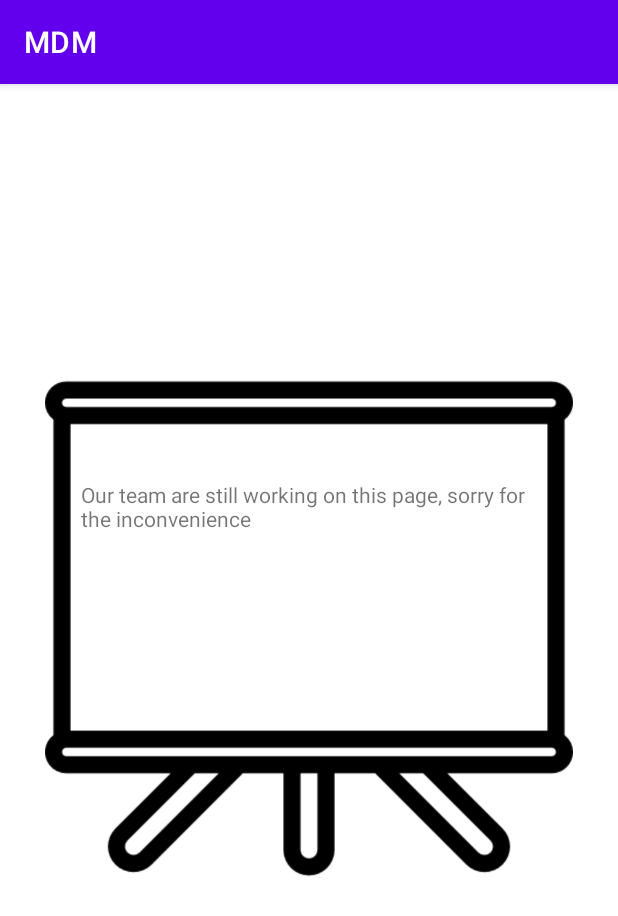
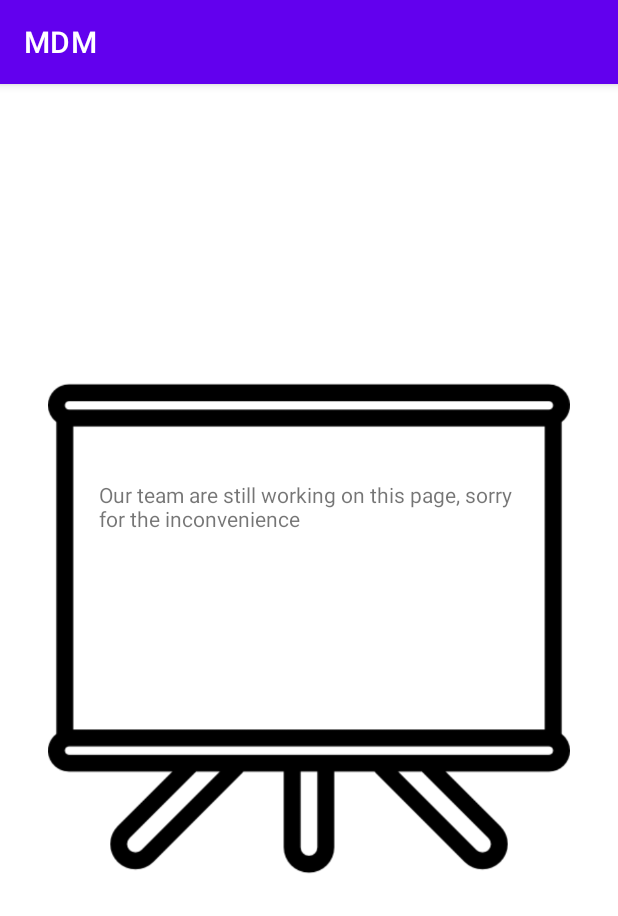
Before and after one commit to lirenjie95/MDM, an Android app: the NotFunctionalActivity screen opened directly, with no data from a screen before it, on a phone screen of 412 x 824 dp. Shown: the top 916 px of the screen. Run offline under Robolectric (Android 15) with nearby library versions, the phone set to English and light mode, and no system bars.

Commit message:
fix issue: error message can't be shown completely

```diff
--- a/app/src/main/res/layout/notfunctional.xml
+++ b/app/src/main/res/layout/notfunctional.xml
@@ -9,9 +9,9 @@
         android:id="@+id/popupImage"
         android:layout_width="0dp"
         android:layout_height="486dp"
-        android:layout_marginStart="30dp"
+        android:layout_marginStart="32dp"
         android:layout_marginTop="120dp"
-        android:layout_marginEnd="30dp"
+        android:layout_marginEnd="32dp"
         app:layout_constraintEnd_toEndOf="parent"
         app:layout_constraintHorizontal_bias="0.0"
         app:layout_constraintStart_toStartOf="parent"
@@ -20,11 +20,13 @@
 
     <TextView
         android:id="@+id/notFunctionalText"
-        android:layout_width="303dp"
+        android:layout_width="280dp"
         android:layout_height="80dp"
-        android:layout_marginStart="24dp"
+        android:layout_marginStart="32dp"
         android:layout_marginTop="144dp"
+        android:layout_marginEnd="32dp"
         android:text="Our team are still working on this page, sorry for the inconvenience"
+        app:layout_constraintEnd_toEndOf="@+id/popupImage"
         app:layout_constraintStart_toStartOf="@id/popupImage"
         app:layout_constraintTop_toTopOf="@id/popupImage" />
 
```
